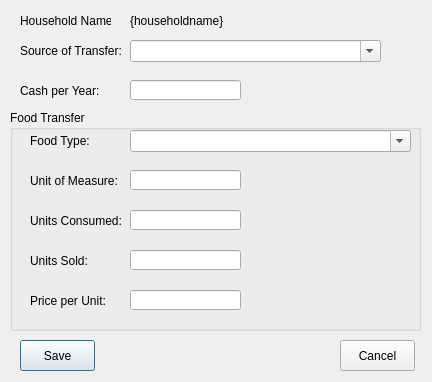
This is open-ihm/gui/designs/ui_household_income_transfers.ui in snim2mirror/openihm as Qt 5 draws it before an edit. The edited form follows.
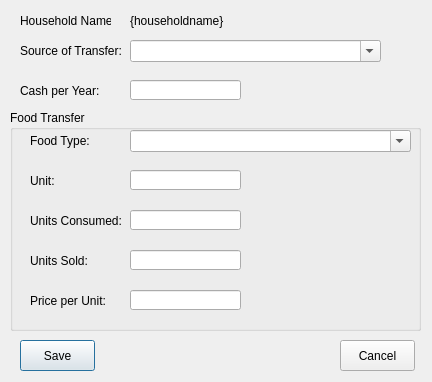
This is the edited form.

Diff of the .ui file:
```diff
--- a/open-ihm/gui/designs/ui_household_income_transfers.ui
+++ b/open-ihm/gui/designs/ui_household_income_transfers.ui
@@ -195,7 +195,7 @@
      </rect>
     </property>
     <property name="text">
-     <string>Unit of Measure:</string>
+     <string>Unit:</string>
     </property>
    </widget>
    <widget class="QLabel" name="label_3">
```
